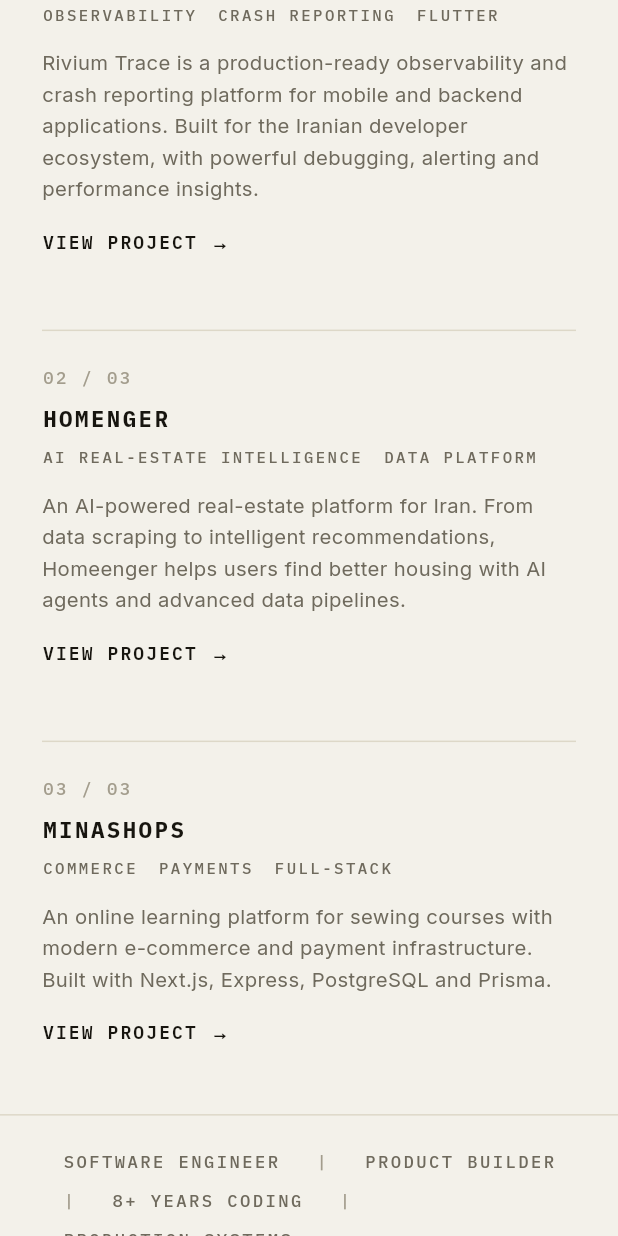
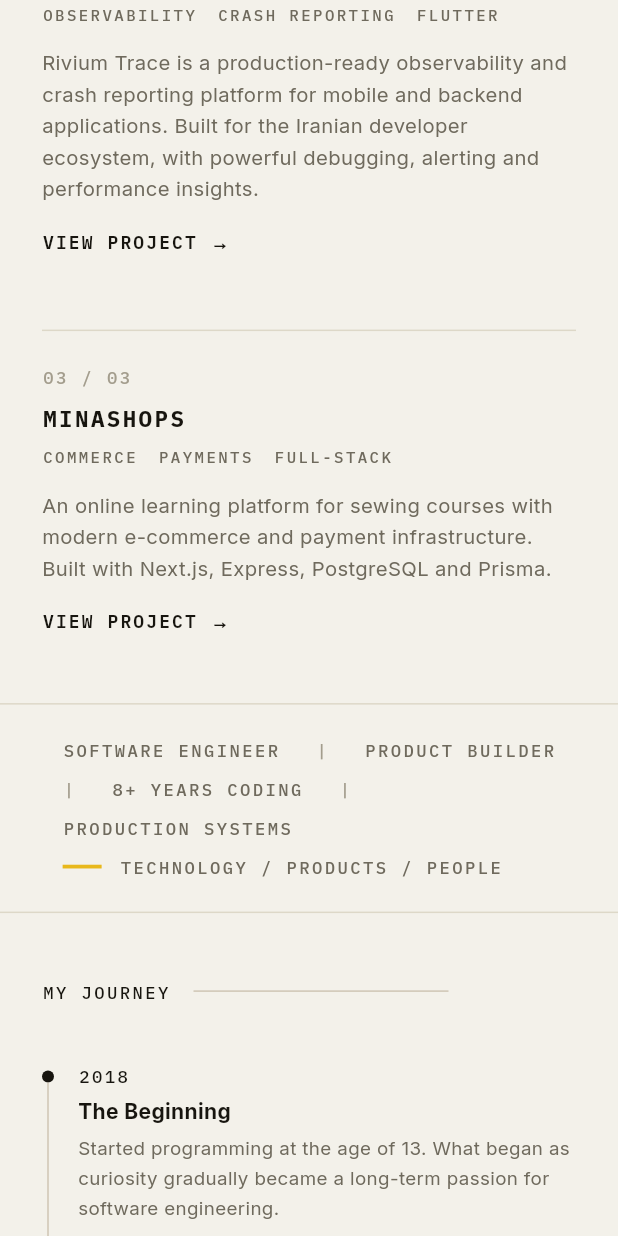
Before and after one commit to GodEye2004/Portofolio, a Flutter app: the screen it shows after launch, scrolled down 1152 dp, on a phone screen of 412 x 824 dp. Run offline on Flutter 3.47's test engine with Material 3 defaults, Android fonts, the phone set to English and light mode, and no system bars; our stand-ins replace google_fonts.

Commit message:
ui update

```diff
--- a/lib/data/portfolio_data.dart
+++ b/lib/data/portfolio_data.dart
@@ -41,16 +41,16 @@
           'alerting and performance insights.',
       url: 'https://rivium.co/cloud/rivium-trace',
     ),
-    WorkItem(
-      index: '02 / 03',
-      title: 'HOMENGER',
-      tags: ['AI REAL-ESTATE INTELLIGENCE', 'DATA PLATFORM'],
-      description:
-          'An AI-powered real-estate platform for Iran. From data scraping '
-          'to intelligent recommendations, Homeenger helps users find '
-          'better housing with AI agents and advanced data pipelines.',
-      url: 'https://homeenger.com',
-    ),
+    // WorkItem(
+    //   index: '02 / 03',
+    //   title: 'HOMENGER',
+    //   tags: ['AI REAL-ESTATE INTELLIGENCE', 'DATA PLATFORM'],
+    //   description:
+    //       'An AI-powered real-estate platform for Iran. From data scraping '
+    //       'to intelligent recommendations, Homeenger helps users find '
+    //       'better housing with AI agents and advanced data pipelines.',
+    //   url: 'https://homeenger.com',
+    // ),
     WorkItem(
       index: '03 / 03',
       title: 'MINASHOPS',
@@ -152,7 +152,7 @@
     JourneyStep(
       period: '2025–Present',
       title: 'Product Engineering & AI Systems',
-      organization: 'Rivium | Homeenger | Personal Products',
+      organization: 'Rivium  | Personal Products',
       category: 'ENGINEERING',
       description:
           'Building production-grade products across product strategy, '
--- a/lib/widgets/journey_section.dart
+++ b/lib/widgets/journey_section.dart
@@ -137,6 +137,43 @@
                                 color: AppColors.muted,
                               ),
                             ),
+                            if (steps[i].highlights.isNotEmpty) ...[
+                              const SizedBox(height: 10),
+                              for (final highlight in steps[i].highlights)
+                                Padding(
+                                  padding: const EdgeInsets.only(bottom: 6),
+                                  child: Row(
+                                    crossAxisAlignment:
+                                        CrossAxisAlignment.start,
+                                    children: [
+                                      Padding(
+                                        padding: const EdgeInsets.only(
+                                          top: 8,
+                                          right: 10,
+                                        ),
+                                        child: Container(
+                                          width: 5,
+                                          height: 5,
+                                          decoration: const BoxDecoration(
+                                            color: AppColors.accent,
+                                            shape: BoxShape.circle,
+                                          ),
+                                        ),
+                                      ),
+                                      Expanded(
+                                        child: Text(
+                                          highlight,
+                                          style: TextStyle(
+                                            fontSize: wide ? 13 : 12,
+                                            height: 1.5,
+                                            color: AppColors.ink,
+                                          ),
+                                        ),
+                                      ),
+                                    ],
+                                  ),
+                                ),
+                            ],
                           ],
                         ),
                       ),
```
